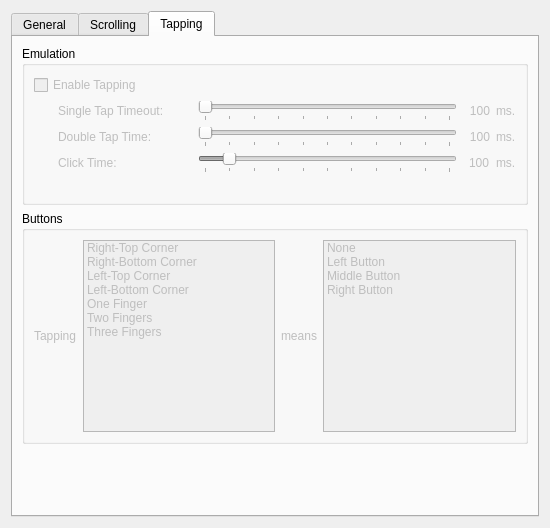
The window that kcmtouchpadwidget.ui (mishaaq/kcm_touchpad) describes before a commit, drawn with Qt 5.
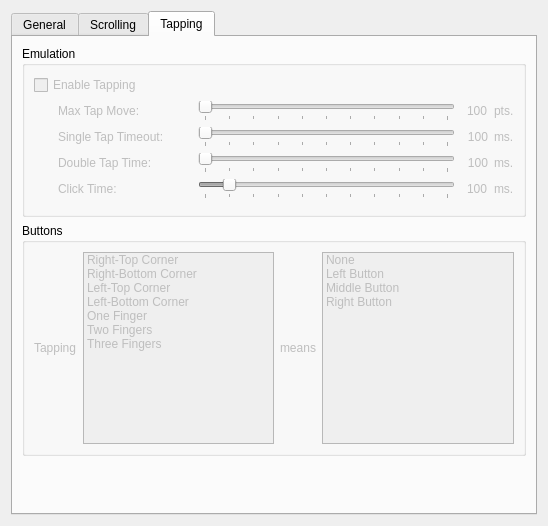
The same window after the commit. The open tabs and pages were chosen to show the change. Custom widgets are drawn as their Qt base class.

Commit message: * fixed potential memory leak * added new option "Max Tap Move"

Diff of the .ui file:
```diff
--- a/kcmtouchpadwidget.ui
+++ b/kcmtouchpadwidget.ui
@@ -7,8 +7,8 @@
    <rect>
     <x>0</x>
     <y>0</y>
-    <width>550</width>
-    <height>528</height>
+    <width>548</width>
+    <height>526</height>
    </rect>
   </property>
   <property name="sizePolicy">
@@ -830,7 +830,7 @@
             </property>
            </widget>
           </item>
-          <item row="1" column="0" rowspan="4">
+          <item row="1" column="0" rowspan="5">
            <spacer name="horizontalSpacer_8">
             <property name="orientation">
              <enum>Qt::Horizontal</enum>
@@ -846,7 +846,7 @@
             </property>
            </spacer>
           </item>
-          <item row="1" column="1">
+          <item row="2" column="1">
            <widget class="QLabel" name="TappingTimeoutL">
             <property name="enabled">
              <bool>false</bool>
@@ -859,7 +859,7 @@
             </property>
            </widget>
           </item>
-          <item row="1" column="2" rowspan="4">
+          <item row="1" column="2" rowspan="5">
            <spacer name="horizontalSpacer_10">
             <property name="orientation">
              <enum>Qt::Horizontal</enum>
@@ -875,7 +875,7 @@
             </property>
            </spacer>
           </item>
-          <item row="1" column="3">
+          <item row="2" column="3">
            <widget class="QSlider" name="TappingTimeoutValueS">
             <property name="enabled">
              <bool>false</bool>
@@ -903,7 +903,7 @@
             </property>
            </widget>
           </item>
-          <item row="1" column="5" colspan="2">
+          <item row="2" column="5" colspan="2">
            <widget class="QLabel" name="TappingTimeoutValueL">
             <property name="enabled">
              <bool>false</bool>
@@ -916,7 +916,7 @@
             </property>
            </widget>
           </item>
-          <item row="1" column="7">
+          <item row="2" column="7">
            <widget class="QLabel" name="TappingTimeoutMilisecondsL">
             <property name="enabled">
              <bool>false</bool>
@@ -926,7 +926,7 @@
             </property>
            </widget>
           </item>
-          <item row="2" column="3">
+          <item row="3" column="3">
            <widget class="QSlider" name="TappingDoubleTimeValueS">
             <property name="enabled">
              <bool>false</bool>
@@ -954,7 +954,7 @@
             </property>
            </widget>
           </item>
-          <item row="2" column="1">
+          <item row="3" column="1">
            <widget class="QLabel" name="TappingDoubleTimeL">
             <property name="enabled">
              <bool>false</bool>
@@ -967,7 +967,7 @@
             </property>
            </widget>
           </item>
-          <item row="2" column="6">
+          <item row="3" column="6">
            <widget class="QLabel" name="TappingDoubleTimeValueL">
             <property name="enabled">
              <bool>false</bool>
@@ -980,7 +980,7 @@
             </property>
            </widget>
           </item>
-          <item row="2" column="7">
+          <item row="3" column="7">
            <widget class="QLabel" name="TappingDoubleTimeMilisecondsL">
             <property name="enabled">
              <bool>false</bool>
@@ -990,7 +990,7 @@
             </property>
            </widget>
           </item>
-          <item row="3" column="1">
+          <item row="4" column="1">
            <widget class="QLabel" name="TappingClickTimeL">
             <property name="enabled">
              <bool>false</bool>
@@ -1003,7 +1003,7 @@
             </property>
            </widget>
           </item>
-          <item row="3" column="3">
+          <item row="4" column="3">
            <widget class="QSlider" name="TappingClickTimeValueS">
             <property name="enabled">
              <bool>false</bool>
@@ -1034,7 +1034,7 @@
             </property>
            </widget>
           </item>
-          <item row="3" column="6">
+          <item row="4" column="6">
            <widget class="QLabel" name="TappingClickTimeValueL">
             <property name="enabled">
              <bool>false</bool>
@@ -1044,7 +1044,7 @@
             </property>
            </widget>
           </item>
-          <item row="3" column="7">
+          <item row="4" column="7">
            <widget class="QLabel" name="TappingClickTimeMillisecondsL">
             <property name="enabled">
              <bool>false</bool>
@@ -1054,6 +1054,61 @@
             </property>
            </widget>
           </item>
+          <item row="1" column="3">
+           <widget class="QSlider" name="TappingMaxMoveValueS">
+            <property name="enabled">
+             <bool>false</bool>
+            </property>
+            <property name="maximum">
+             <number>1500</number>
+            </property>
+            <property name="singleStep">
+             <number>100</number>
+            </property>
+            <property name="pageStep">
+             <number>250</number>
+            </property>
+            <property name="orientation">
+             <enum>Qt::Horizontal</enum>
+            </property>
+            <property name="tickPosition">
+             <enum>QSlider::TicksBelow</enum>
+            </property>
+            <property name="tickInterval">
+             <number>150</number>
+            </property>
+           </widget>
+          </item>
+          <item row="1" column="1">
+           <widget class="QLabel" name="TappingMaxMoveL">
+            <property name="enabled">
+             <bool>false</bool>
+            </property>
+            <property name="text">
+             <string>Max Tap Move:</string>
+            </property>
+           </widget>
+          </item>
+          <item row="1" column="6">
+           <widget class="QLabel" name="TappingMaxMoveValueL">
+            <property name="enabled">
+             <bool>false</bool>
+            </property>
+            <property name="text">
+             <string>100</string>
+            </property>
+           </widget>
+          </item>
+          <item row="1" column="7">
+           <widget class="QLabel" name="TappingMaxMovePointsL">
+            <property name="enabled">
+             <bool>false</bool>
+            </property>
+            <property name="text">
+             <string>pts.</string>
+            </property>
+           </widget>
+          </item>
          </layout>
         </widget>
        </item>
```
Left out of the diff: 42 changed lines with no effect on the pictures. The commit also changes 4 other files.
